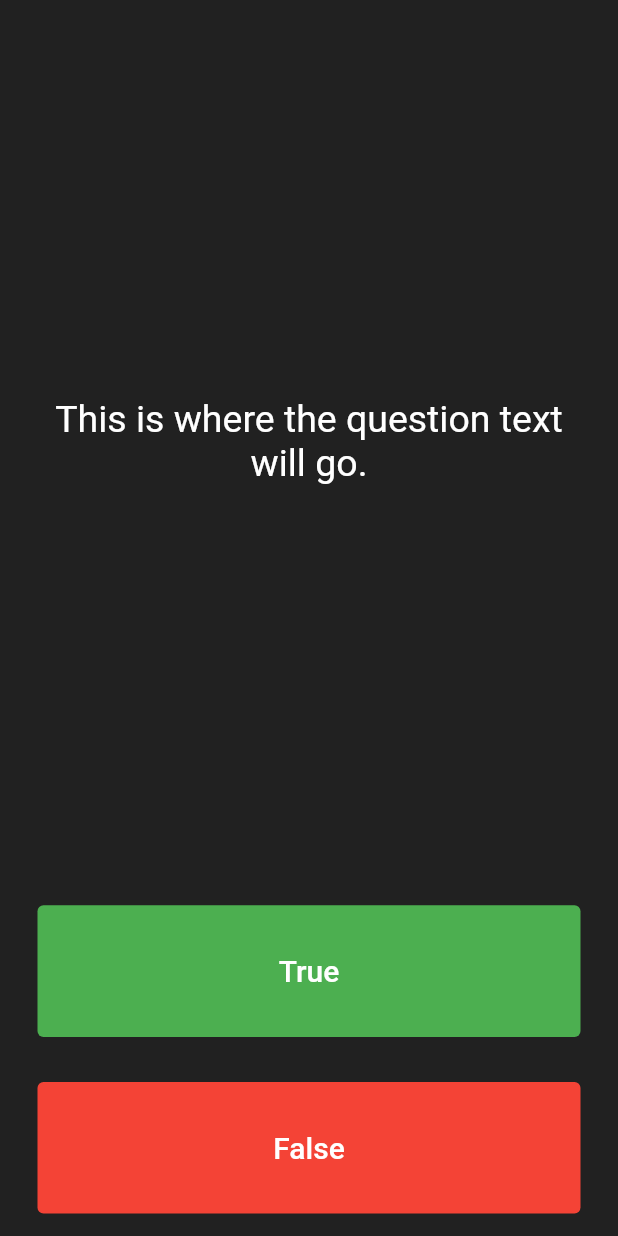
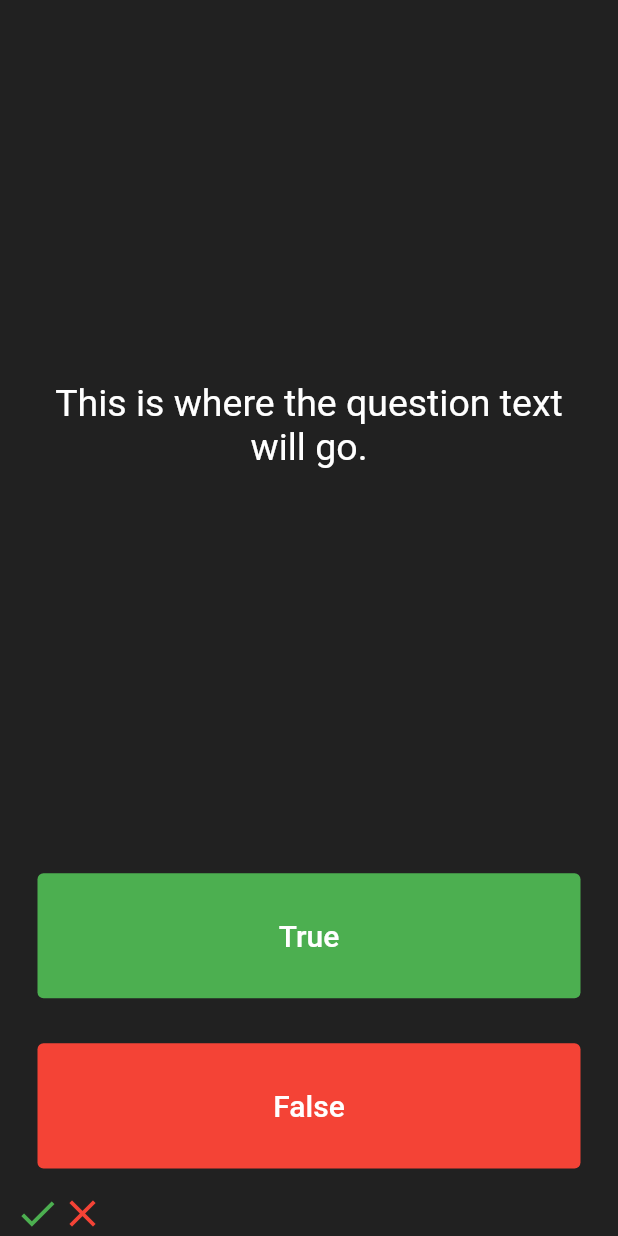
Before and after one commit to jahanzebnaeem/nexskillflutterdevbatch14, a Flutter app: the screen it shows after launch, on a phone screen of 412 x 824 dp. Run offline on Flutter 3.47's test engine with Material 2 defaults, Android fonts, the phone set to English and light mode, and no system bars.

Commit message:
Lecture 7
Introduction to OOP

```diff
--- a/quizzler_app/lib/main.dart
+++ b/quizzler_app/lib/main.dart
@@ -30,6 +30,18 @@ class QuizPage extends StatefulWidget {
 }
 
 class _QuizPageState extends State<QuizPage> {
+  List<Icon> results = [
+    Icon(
+      Icons.check,
+      color: Colors.green,
+      size: 30.0,
+    ),
+    Icon(
+      Icons.close,
+      color: Colors.red,
+      size: 30.0,
+    ),
+  ];
   @override
   Widget build(BuildContext context) {
     return Column(
@@ -92,7 +104,9 @@ class _QuizPageState extends State<QuizPage> {
             ),
           ),
         ),
-        //TODO: Add a Row here as your score keeper
+        Row(
+          children: results,
+        ),
       ],
     );
   }
```
Also changed, not shown: 1 other file.
